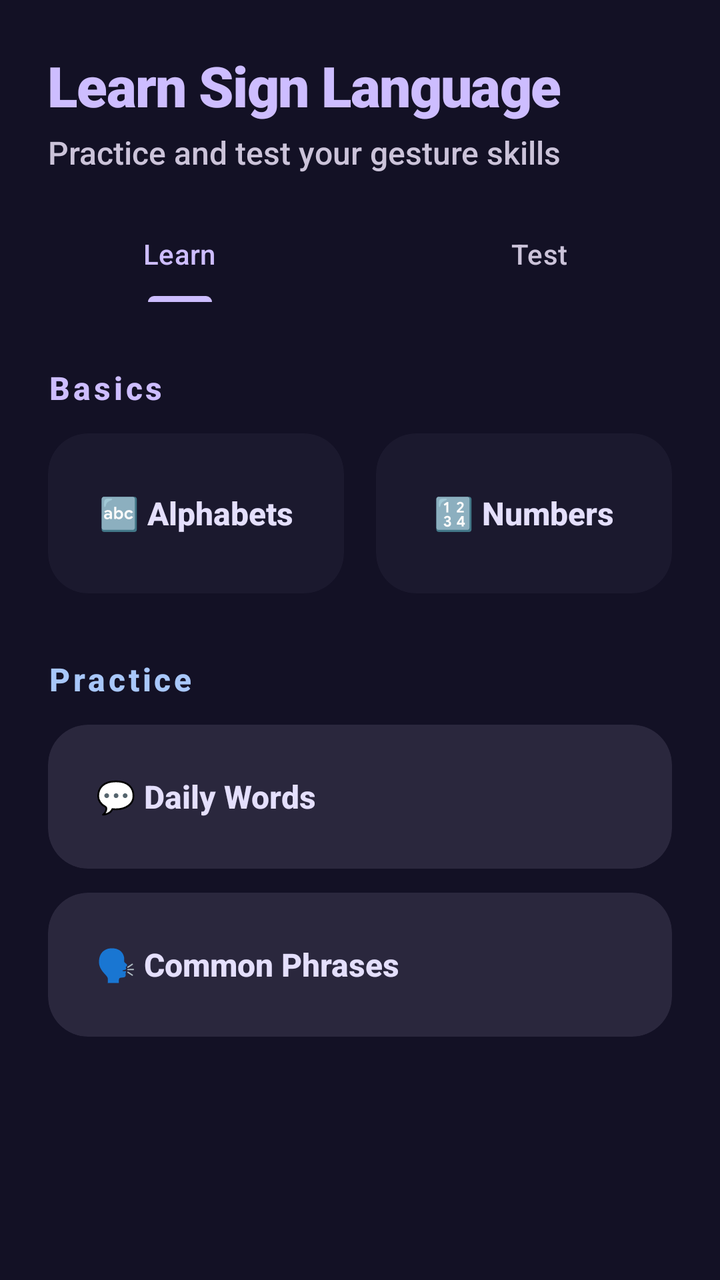
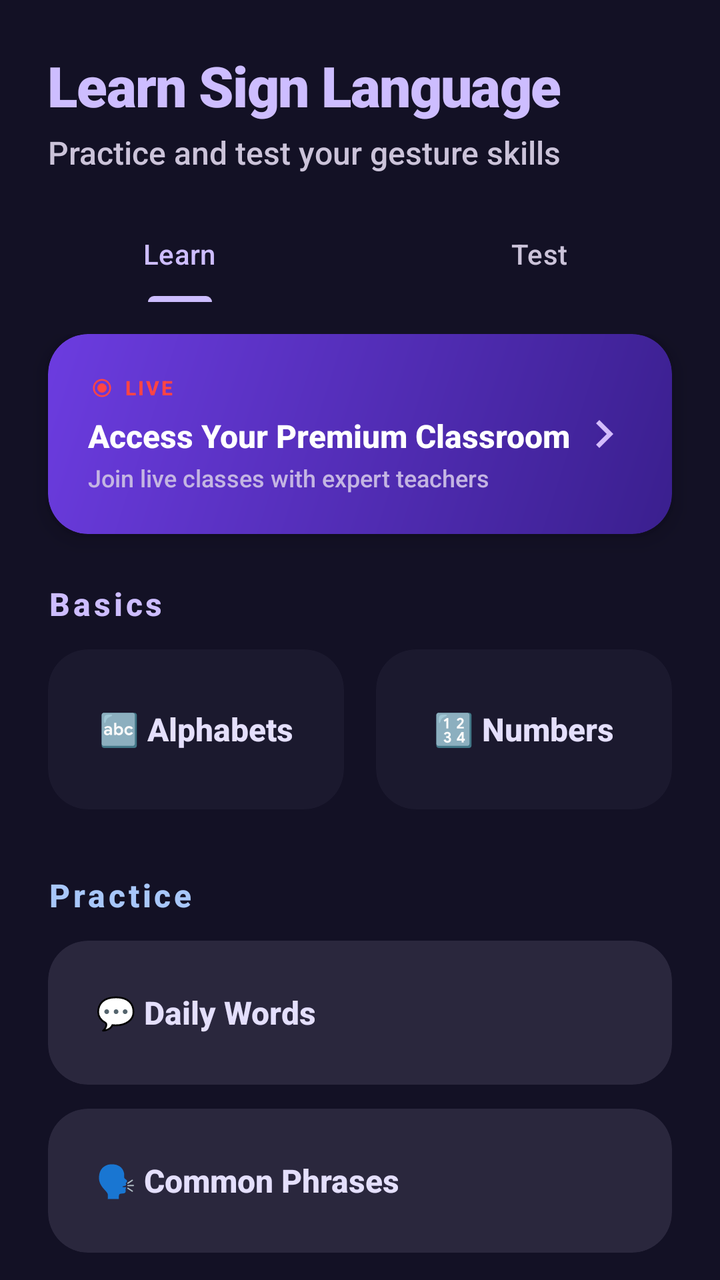

An Android layout rendered at two revisions. The XML below is the earlier revision; the diff shows what the commit changed to produce the second picture.
<!-- AndroidManifest.xml: application theme Theme.SignSpeak -->
<!-- res/layout/fragment_learn_sign_language.xml -->
<?xml version="1.0" encoding="utf-8"?>
<LinearLayout xmlns:android="http://schemas.android.com/apk/res/android"
    xmlns:app="http://schemas.android.com/apk/res-auto"
    xmlns:tools="http://schemas.android.com/tools"
    android:layout_width="match_parent"
    android:layout_height="match_parent"
    android:background="#131125"
    android:orientation="vertical"
    tools:context=".Fragment.LearnSignLanguageFragment">

    <LinearLayout
        android:layout_width="match_parent"
        android:layout_height="wrap_content"
        android:orientation="vertical"
        android:paddingTop="24dp"
        android:paddingBottom="16dp">

        <TextView
            android:layout_width="match_parent"
            android:layout_height="wrap_content"
            android:text="Learn Sign Language"
            android:textSize="28sp"
            android:textStyle="bold"
            android:textColor="#CDBDFF"
            android:fontFamily="sans-serif-black"
            android:letterSpacing="-0.02"
            android:layout_marginStart="24dp"
            android:layout_marginEnd="24dp" />

        <TextView
            android:layout_width="match_parent"
            android:layout_height="wrap_content"
            android:text="Practice and test your gesture skills"
            android:textSize="16sp"
            android:textColor="#CBC3D9"
            android:layout_marginStart="24dp"
            android:layout_marginEnd="24dp"
            android:layout_marginTop="4dp" />
            
    </LinearLayout>

    <com.google.android.material.tabs.TabLayout
        android:id="@+id/tabLayout"
        android:layout_width="match_parent"
        android:layout_height="wrap_content"
        android:background="#131125"
        app:tabTextColor="#CBC3D9"
        app:tabSelectedTextColor="#CDBDFF"
        app:tabIndicatorColor="#CDBDFF"
        app:tabIndicatorHeight="3dp"
        app:tabGravity="fill"
        app:tabMode="fixed">
        
        <com.google.android.material.tabs.TabItem
            android:layout_width="wrap_content"
            android:layout_height="wrap_content"
            android:text="Learn" />

        <com.google.android.material.tabs.TabItem
            android:layout_width="wrap_content"
            android:layout_height="wrap_content"
            android:text="Test" />
    </com.google.android.material.tabs.TabLayout>

    <FrameLayout
        android:layout_width="match_parent"
        android:layout_height="match_parent">

        
        <ScrollView
            android:id="@+id/learnContainer"
            android:layout_width="match_parent"
            android:layout_height="match_parent"
            android:fillViewport="true"
            android:clipToPadding="false"
            android:paddingBottom="80dp">

            <LinearLayout
                android:layout_width="match_parent"
                android:layout_height="wrap_content"
                android:orientation="vertical"
                android:paddingTop="16dp">

                
                <TextView
                    android:layout_width="wrap_content"
                    android:layout_height="wrap_content"
                    android:text="Basics"
                    android:textSize="16sp"
                    android:textStyle="bold"
                    android:textColor="#CDBDFF"
                    android:letterSpacing="0.1"
                    android:layout_marginStart="24dp"
                    android:layout_marginTop="16dp" />

                <LinearLayout
                    android:layout_width="match_parent"
                    android:layout_height="wrap_content"
                    android:orientation="horizontal"
                    android:layout_marginStart="24dp"
                    android:layout_marginEnd="24dp"
                    android:layout_marginTop="12dp">

                    <androidx.cardview.widget.CardView
                        android:id="@+id/btnAlphabets"
                        android:layout_width="0dp"
                        android:layout_height="80dp"
                        android:layout_weight="1"
                        android:layout_marginEnd="8dp"
                        app:cardCornerRadius="20dp"
                        app:cardElevation="0dp"
                        app:cardBackgroundColor="#1B192E">
                        <TextView
                            android:layout_width="match_parent"
                            android:layout_height="match_parent"
                            android:text="🔤 Alphabets"
                            android:gravity="center"
                            android:textColor="#E4DFFC"
                            android:textSize="16sp"
                            android:textStyle="bold" />
                    </androidx.cardview.widget.CardView>

                    <androidx.cardview.widget.CardView
                        android:id="@+id/btnNumbers"
                        android:layout_width="0dp"
                        android:layout_height="80dp"
                        android:layout_weight="1"
                        android:layout_marginStart="8dp"
                        app:cardCornerRadius="20dp"
                        app:cardElevation="0dp"
                        app:cardBackgroundColor="#1B192E">
                        <TextView
                            android:layout_width="match_parent"
                            android:layout_height="match_parent"
                            android:text="🔢 Numbers"
                            android:gravity="center"
                            android:textColor="#E4DFFC"
                            android:textSize="16sp"
                            android:textStyle="bold" />
                    </androidx.cardview.widget.CardView>
                </LinearLayout>

                
                <TextView
                    android:layout_width="wrap_content"
                    android:layout_height="wrap_content"
                    android:text="Practice"
                    android:textSize="16sp"
                    android:textStyle="bold"
                    android:textColor="#A8C7FA"
                    android:letterSpacing="0.1"
                    android:layout_marginStart="24dp"
                    android:layout_marginTop="32dp" />

                <androidx.cardview.widget.CardView
                    android:id="@+id/btnDailyWords"
                    android:layout_width="match_parent"
                    android:layout_height="72dp"
                    android:layout_marginStart="24dp"
                    android:layout_marginEnd="24dp"
                    android:layout_marginTop="12dp"
                    app:cardCornerRadius="20dp"
                    app:cardElevation="0dp"
                    app:cardBackgroundColor="#2A273D">
                    <TextView
                        android:layout_width="match_parent"
                        android:layout_height="match_parent"
                        android:text="💬 Daily Words"
                        android:gravity="center_vertical"
                        android:paddingStart="24dp"
                        android:textColor="#E4DFFC"
                        android:textSize="16sp"
                        android:textStyle="bold" />
                </androidx.cardview.widget.CardView>

                <androidx.cardview.widget.CardView
                    android:id="@+id/btnCommonPhrases"
                    android:layout_width="match_parent"
                    android:layout_height="72dp"
                    android:layout_marginStart="24dp"
                    android:layout_marginEnd="24dp"
                    android:layout_marginTop="12dp"
                    app:cardCornerRadius="20dp"
                    app:cardElevation="0dp"
                    app:cardBackgroundColor="#2A273D">
                    <TextView
                        android:layout_width="match_parent"
                        android:layout_height="match_parent"
                        android:text="🗣 Common Phrases"
                        android:gravity="center_vertical"
                        android:paddingStart="24dp"
                        android:textColor="#E4DFFC"
                        android:textSize="16sp"
                        android:textStyle="bold" />
                </androidx.cardview.widget.CardView>

            </LinearLayout>
        </ScrollView>

        
        <ScrollView
            android:id="@+id/testContainer"
            android:layout_width="match_parent"
            android:layout_height="match_parent"
            android:visibility="gone"
            android:fillViewport="true"
            android:clipToPadding="false"
            android:paddingBottom="80dp">

            <LinearLayout
                android:layout_width="match_parent"
                android:layout_height="wrap_content"
                android:orientation="vertical"
                android:paddingTop="16dp">

                
                <TextView
                    android:layout_width="wrap_content"
                    android:layout_height="wrap_content"
                    android:text="Challenge"
                    android:textSize="16sp"
                    android:textStyle="bold"
                    android:textColor="#F2B8B5"
                    android:letterSpacing="0.1"
                    android:layout_marginStart="24dp"
                    android:layout_marginTop="16dp" />

                <androidx.cardview.widget.CardView
                    android:id="@+id/btnTestSkills"
                    android:layout_width="match_parent"
                    android:layout_height="96dp"
                    android:layout_marginStart="24dp"
                    android:layout_marginEnd="24dp"
                    android:layout_marginTop="12dp"
                    app:cardCornerRadius="20dp"
                    app:cardElevation="0dp"
                    app:cardBackgroundColor="#2A273D">
                    
                    <LinearLayout
                        android:layout_width="match_parent"
                        android:layout_height="match_parent"
                        android:orientation="vertical"
                        android:gravity="center_vertical"
                        android:paddingHorizontal="24dp">
                        
                        <TextView
                            android:layout_width="match_parent"
                            android:layout_height="wrap_content"
                            android:text="🧠 Test Your Skills"
                            android:textColor="#E4DFFC"
                            android:textSize="18sp"
                            android:textStyle="bold" />
                            
                        <TextView
                            android:layout_width="match_parent"
                            android:layout_height="wrap_content"
                            android:text="Take an AI-powered camera quiz to verify your progress"
                            android:textColor="#CBC3D9"
                            android:textSize="12sp"
                            android:layout_marginTop="4dp" />
                    </LinearLayout>
                </androidx.cardview.widget.CardView>
                
            </LinearLayout>
        </ScrollView>

    </FrameLayout>
</LinearLayout>
<!-- resources referenced by this layout -->
<resources>
  <style name="Theme.SignSpeak" parent="Base.Theme.SignSpeak" />
  <style name="Base.Theme.SignSpeak" parent="Theme.Material3.DayNight.NoActionBar">
          <item name="colorPrimary">@color/colorPrimary</item>
          <item name="colorOnPrimary">@color/colorOnPrimary</item>
          <item name="colorPrimaryContainer">@color/colorPrimaryContainer</item>
          <item name="colorSecondary">@color/colorSecondary</item>
          <item name="colorSurface">@color/colorBackground</item>
          <item name="colorOnSurface">@color/colorOnSurface</item>
          <item name="colorSurfaceVariant">@color/colorSurfaceVariant</item>
          <item name="colorOnSurfaceVariant">@color/colorOnSurfaceVariant</item>
          <item name="colorOutline">@color/colorOutline</item>
          <item name="android:colorBackground">@color/colorBackground</item>
          <item name="android:statusBarColor">@color/colorBackground</item>
          <item name="android:navigationBarColor">@color/colorBackground</item>
          <item name="android:windowLightStatusBar">false</item>
          <item name="android:fontFamily">sans-serif-medium</item>
      </style>
  <color name="colorPrimary">#6366F1</color>
  <color name="colorOnPrimary">#0B1120</color>
  <color name="colorPrimaryContainer">#3730A3</color>
  <color name="colorSecondary">#3B82F6</color>
  <color name="colorBackground">#0B1120</color>
  <color name="colorOnSurface">#F8FAFC</color>
  <color name="colorSurfaceVariant">#1E293B</color>
  <color name="colorOnSurfaceVariant">#818CF8</color>
  <color name="colorOutline">#475569</color>
</resources>

<!-- the commit's change to res/layout/fragment_learn_sign_language.xml (unified diff, before → after) -->
@@ -80,6 +80,81 @@
                 android:layout_height="wrap_content"
                 android:orientation="vertical"
                 android:paddingTop="16dp">
+
+                
+                <androidx.cardview.widget.CardView
+                    android:id="@+id/cardPremiumClassroom"
+                    android:layout_width="match_parent"
+                    android:layout_height="wrap_content"
+                    android:layout_marginStart="24dp"
+                    android:layout_marginEnd="24dp"
+                    android:layout_marginBottom="8dp"
+                    app:cardCornerRadius="20dp"
+                    app:cardElevation="6dp"
+                    app:cardBackgroundColor="#00000000">
+
+                    <LinearLayout
+                        android:layout_width="match_parent"
+                        android:layout_height="wrap_content"
+                        android:background="@drawable/bg_premium_card"
+                        android:orientation="horizontal"
+                        android:gravity="center_vertical"
+                        android:padding="20dp">
+
+                        <LinearLayout
+                            android:layout_width="0dp"
+                            android:layout_height="wrap_content"
+                            android:layout_weight="1"
+                            android:orientation="vertical">
+
+                            <LinearLayout
+                                android:layout_width="wrap_content"
+                                android:layout_height="wrap_content"
+                                android:orientation="horizontal"
+                                android:gravity="center_vertical">
+
+                                <ImageView
+                                    android:layout_width="14dp"
+                                    android:layout_height="14dp"
+                                    android:src="@drawable/ic_live" />
+
+                                <TextView
+                                    android:layout_width="wrap_content"
+                                    android:layout_height="wrap_content"
+                                    android:text="LIVE"
+                                    android:textColor="#FF4444"
+                                    android:textSize="10sp"
+                                    android:textStyle="bold"
+                                    android:letterSpacing="0.1"
+                                    android:layout_marginStart="4dp" />
+                            </LinearLayout>
+
+                            <TextView
+                                android:layout_width="wrap_content"
+                                android:layout_height="wrap_content"
+                                android:text="Access Your Premium Classroom"
+                                android:textColor="#FFFFFF"
+                                android:textSize="16sp"
+                                android:textStyle="bold"
+                                android:layout_marginTop="6dp" />
+
+                            <TextView
+                                android:layout_width="wrap_content"
+                                android:layout_height="wrap_content"
+                                android:text="Join live classes with expert teachers"
+                                android:textColor="#C4B5E3"
+                                android:textSize="12sp"
+                                android:layout_marginTop="2dp" />
+                        </LinearLayout>
+
+                        <ImageView
+                            android:layout_width="28dp"
+                            android:layout_height="28dp"
+                            android:src="@drawable/ic_chevron_right"
+                            app:tint="#d3bcfc" />
+
+                    </LinearLayout>
+                </androidx.cardview.widget.CardView>
 
                 
                 <TextView
<!-- resource entries referenced after the edit -->
@@ -1,5 +1,41 @@
 <!-- resources referenced by this layout -->
 <resources>
+  <!-- drawable bg_premium_card (drawable) -->
+  <?xml version="1.0" encoding="utf-8"?>
+  <shape xmlns:android="http://schemas.android.com/apk/res/android"
+      android:shape="rectangle">
+      <gradient
+          android:startColor="#3a1f8e"
+          android:endColor="#6c3ce0"
+          android:angle="135" />
+      <corners android:radius="20dp" />
+  </shape>
+  <!-- drawable ic_chevron_right (drawable) -->
+  <?xml version="1.0" encoding="utf-8"?>
+  <vector xmlns:android="http://schemas.android.com/apk/res/android"
+      android:width="20dp"
+      android:height="20dp"
+      android:viewportWidth="24"
+      android:viewportHeight="24">
+      <path
+          android:fillColor="#3B494C"
+          android:pathData="M8.59,16.59L13.17,12 8.59,7.41 10,6l6,6 -6,6z"/>
+  </vector>
+  <!-- drawable ic_live (drawable) -->
+  <vector xmlns:android="http://schemas.android.com/apk/res/android"
+      android:width="16dp"
+      android:height="16dp"
+      android:viewportWidth="24"
+      android:viewportHeight="24">
+      <path
+          android:pathData="M12,12m-4,0a4,4 0,1 1,8 0a4,4 0,1 1,-8 0"
+          android:fillColor="#FF4444" />
+      <path
+          android:pathData="M12,12m-7,0a7,7 0,1 1,14 0a7,7 0,1 1,-14 0"
+          android:fillColor="#00000000"
+          android:strokeColor="#FF4444"
+          android:strokeWidth="1.5" />
+  </vector>
   <style name="Theme.SignSpeak" parent="Base.Theme.SignSpeak" />
   <style name="Base.Theme.SignSpeak" parent="Theme.Material3.DayNight.NoActionBar">
           <item name="colorPrimary">@color/colorPrimary</item>
